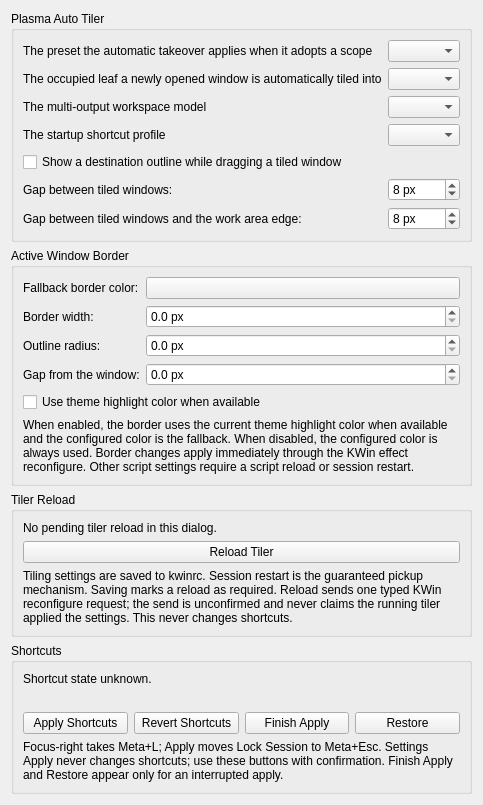
Above: kwin/native-effect/activeborderconfig.ui from beefsack/plasma-auto-tiler before the change. Below: the same form after it.
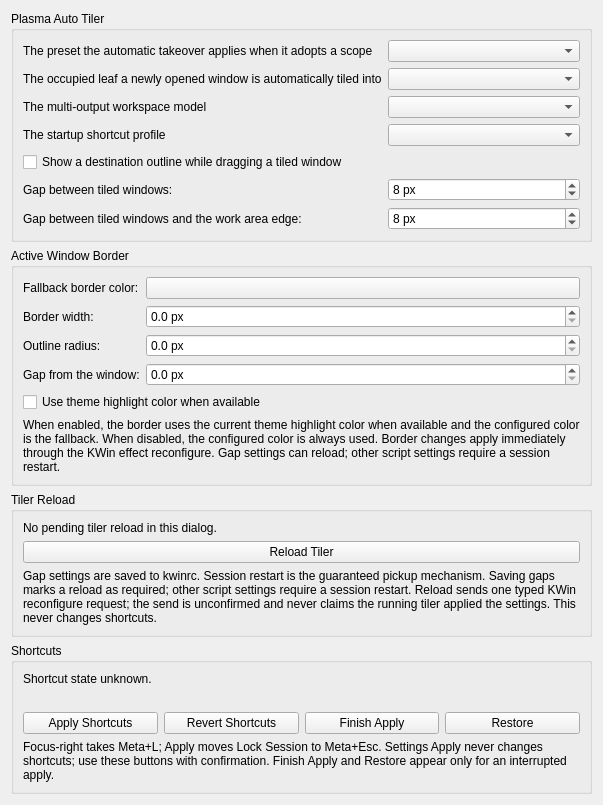
That is the form after the change. Custom widgets are drawn as their Qt base class.

Commit message:
fix(kcm): truthful gap-only reload versus restart-required UI
Gap saves enable deliberate Reload Tiler via Options configChanged gap
re-read with Q_NOREPLY sent-but-unconfirmed semantics. Non-gap startup
settings disable reload and require session restart. Combined saves
allow gap reload while retaining restart-required; reload send never
clears restart or claims full application. Unchanged/border-only saves
send nothing. Scope the stale no-subscription comment to non-gap
startup settings.

Patch:
```diff
--- a/kwin/native-effect/activeborderconfig.ui
+++ b/kwin/native-effect/activeborderconfig.ui
@@ -221,7 +221,7 @@
        <item row="5" column="0" colspan="2">
         <widget class="QLabel" name="borderDescription">
          <property name="text">
-             <string>When enabled, the border uses the current theme highlight color when available and the configured color is the fallback. When disabled, the configured color is always used. Border changes apply immediately through the KWin effect reconfigure. Other script settings require a script reload or session restart.</string>
+              <string>When enabled, the border uses the current theme highlight color when available and the configured color is the fallback. When disabled, the configured color is always used. Border changes apply immediately through the KWin effect reconfigure. Gap settings can reload; other script settings require a session restart.</string>
         </property>
         <property name="wordWrap">
          <bool>true</bool>
@@ -257,7 +257,7 @@
        <item>
         <widget class="QLabel" name="tilerReloadDescription">
          <property name="text">
-          <string>Tiling settings are saved to kwinrc. Session restart is the guaranteed pickup mechanism. Saving marks a reload as required. Reload sends one typed KWin reconfigure request; the send is unconfirmed and never claims the running tiler applied the settings. This never changes shortcuts.</string>
+           <string>Gap settings are saved to kwinrc. Session restart is the guaranteed pickup mechanism. Saving gaps marks a reload as required; other script settings require a session restart. Reload sends one typed KWin reconfigure request; the send is unconfirmed and never claims the running tiler applied the settings. This never changes shortcuts.</string>
          </property>
          <property name="wordWrap">
           <bool>true</bool>
```
The commit also changes 8 other files.
